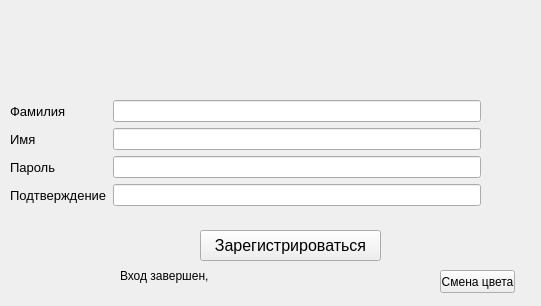
Above: DATA/registration.ui from SMPakhomov/pygame_project_chess before the change. Below: the same form after it.
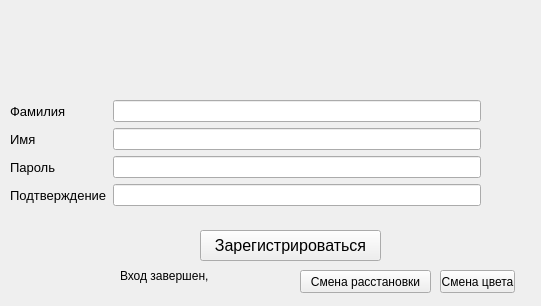
That is the form after the change.

Commit message: add else table position improve db

The edit to the form file:
```diff
--- a/DATA/registration.ui
+++ b/DATA/registration.ui
@@ -152,6 +152,19 @@
     <string>Смена цвета</string>
    </property>
   </widget>
+  <widget class="QPushButton" name="change_position_btn">
+   <property name="geometry">
+    <rect>
+     <x>300</x>
+     <y>270</y>
+     <width>131</width>
+     <height>23</height>
+    </rect>
+   </property>
+   <property name="text">
+    <string>Смена расстановки</string>
+   </property>
+  </widget>
  </widget>
  <resources/>
  <connections/>
```
The commit also changes 5 other files.
